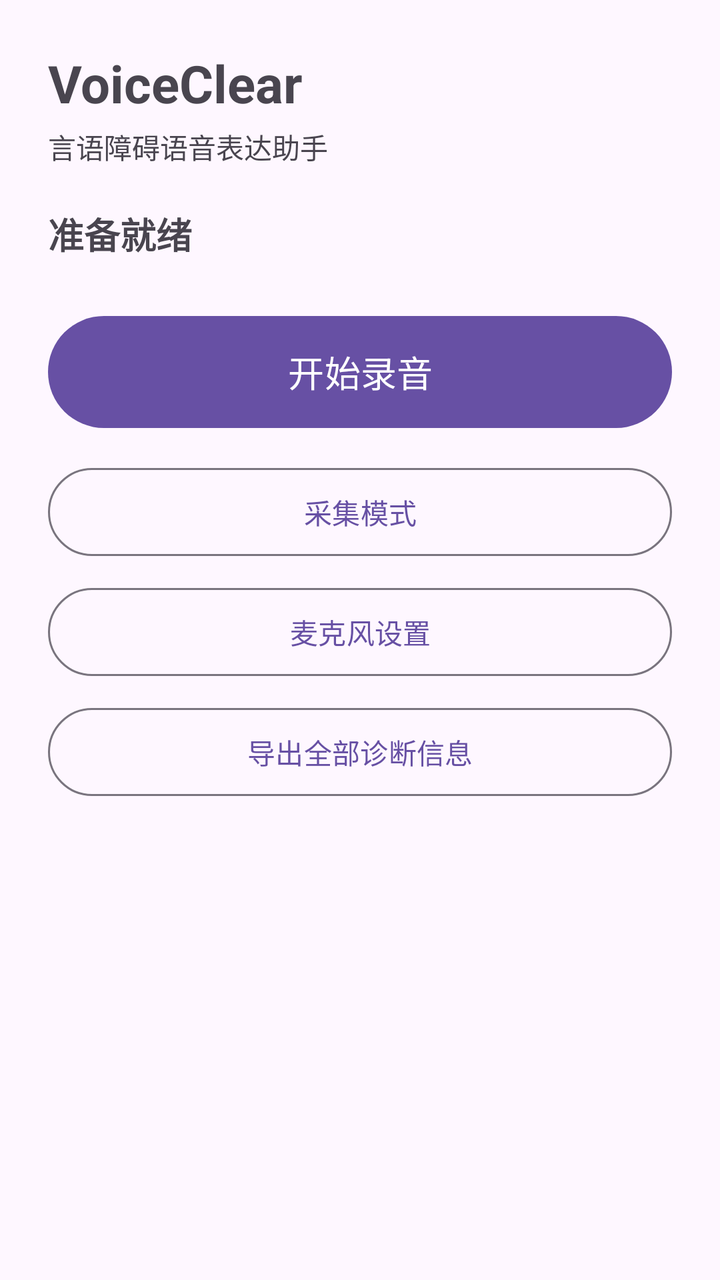
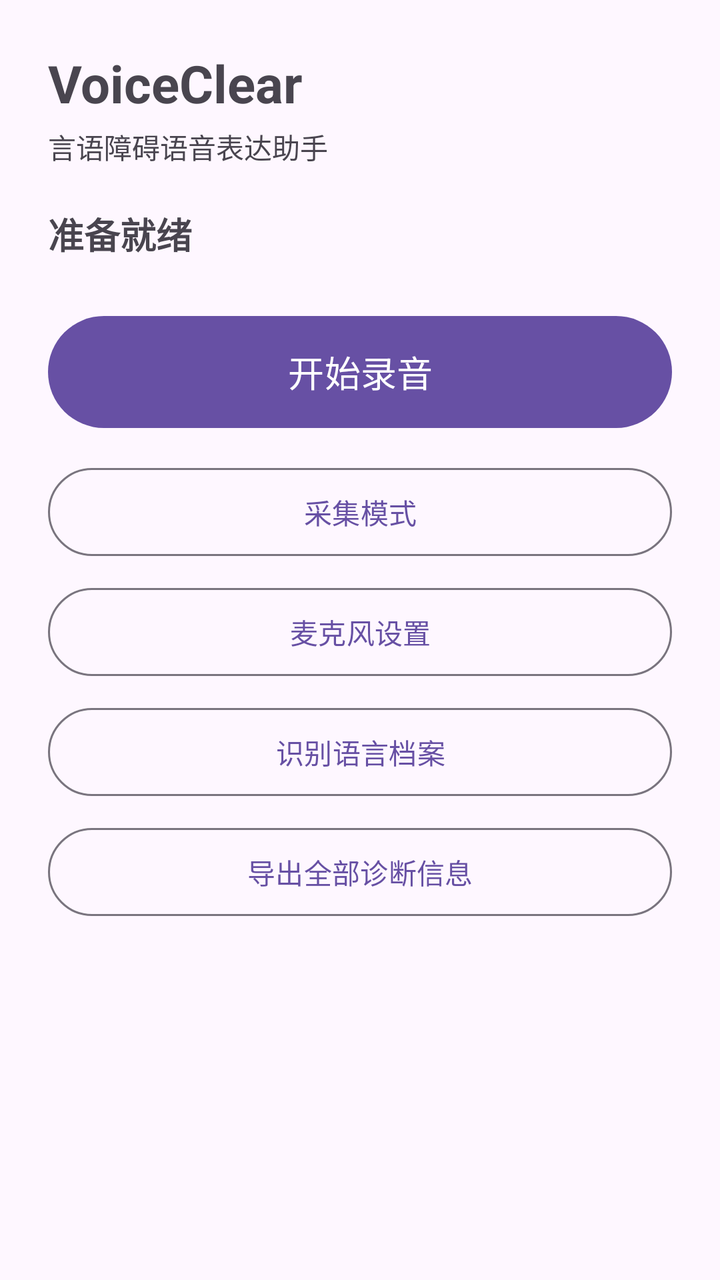

Screens rendered from an Android XML layout before and after an edit, with the pre-edit source and the edit as a unified diff.
<!-- AndroidManifest.xml: application theme Theme.VoiceClear -->
<!-- res/layout/activity_main.xml -->
<?xml version="1.0" encoding="utf-8"?>
<ScrollView xmlns:android="http://schemas.android.com/apk/res/android"
    xmlns:app="http://schemas.android.com/apk/res-auto"
    xmlns:tools="http://schemas.android.com/tools"
    android:layout_width="match_parent"
    android:layout_height="match_parent"
    android:fillViewport="true">

    <LinearLayout
        android:layout_width="match_parent"
        android:layout_height="wrap_content"
        android:orientation="vertical"
        android:padding="24dp">

        <TextView
            android:id="@+id/appTitle"
            android:layout_width="match_parent"
            android:layout_height="wrap_content"
            android:text="@string/app_name"
            android:textSize="26sp"
            android:textStyle="bold" />

        <TextView
            android:id="@+id/appTagline"
            android:layout_width="match_parent"
            android:layout_height="wrap_content"
            android:layout_marginTop="4dp"
            android:text="@string/app_tagline"
            android:textSize="14sp" />

        <TextView
            android:id="@+id/stateText"
            android:layout_width="match_parent"
            android:layout_height="wrap_content"
            android:layout_marginTop="20dp"
            android:accessibilityLiveRegion="polite"
            android:text="@string/state_idle"
            android:textSize="18sp"
            android:textStyle="bold" />

        <TextView
            android:id="@+id/warningText"
            android:layout_width="match_parent"
            android:layout_height="wrap_content"
            android:layout_marginTop="12dp"
            android:textColor="#B3261E"
            android:textSize="14sp"
            android:visibility="gone" />

        <com.google.android.material.button.MaterialButton
            android:id="@+id/recordButton"
            android:layout_width="match_parent"
            android:layout_height="wrap_content"
            android:layout_marginTop="24dp"
            android:minHeight="64dp"
            android:text="@string/btn_start"
            android:textSize="18sp" />

        <com.google.android.material.button.MaterialButton
            android:id="@+id/captureModeButton"
            style="@style/Widget.Material3.Button.OutlinedButton"
            android:layout_width="match_parent"
            android:layout_height="wrap_content"
            android:layout_marginTop="12dp"
            android:minHeight="52dp"
            android:text="@string/capture_title" />

        <com.google.android.material.button.MaterialButton
            android:id="@+id/audioSettingsButton"
            style="@style/Widget.Material3.Button.OutlinedButton"
            android:layout_width="match_parent"
            android:layout_height="wrap_content"
            android:layout_marginTop="8dp"
            android:minHeight="52dp"
            android:text="@string/audio_settings" />

        <com.google.android.material.button.MaterialButton
            android:id="@+id/exportLogButton"
            style="@style/Widget.Material3.Button.OutlinedButton"
            android:layout_width="match_parent"
            android:layout_height="wrap_content"
            android:layout_marginTop="8dp"
            android:minHeight="52dp"
            android:text="@string/export_log" />

        <TextView
            android:id="@+id/modelStatusText"
            android:layout_width="match_parent"
            android:layout_height="wrap_content"
            android:layout_marginTop="16dp"
            android:textSize="13sp" />

        <com.google.android.material.button.MaterialButton
            android:id="@+id/modelSetupButton"
            style="@style/Widget.Material3.Button.OutlinedButton"
            android:layout_width="match_parent"
            android:layout_height="wrap_content"
            android:layout_marginTop="8dp"
            android:minHeight="52dp"
            android:text="@string/model_download_short"
            android:visibility="gone" />

        <com.google.android.material.button.MaterialButton
            android:id="@+id/confirmButton"
            android:layout_width="match_parent"
            android:layout_height="wrap_content"
            android:layout_marginTop="12dp"
            android:minHeight="56dp"
            android:text="@string/btn_confirm"
            android:visibility="gone" />

        <com.google.android.material.button.MaterialButton
            android:id="@+id/originalButton"
            android:layout_width="match_parent"
            android:layout_height="wrap_content"
            android:layout_marginTop="12dp"
            android:minHeight="56dp"
            android:text="@string/btn_play_original"
            android:visibility="gone" />

        <com.google.android.material.button.MaterialButton
            android:id="@+id/cancelButton"
            android:layout_width="match_parent"
            android:layout_height="wrap_content"
            android:layout_marginTop="12dp"
            android:minHeight="56dp"
            android:text="@string/btn_cancel"
            android:visibility="gone" />

        <TextView
            android:id="@+id/textLabel"
            android:layout_width="match_parent"
            android:layout_height="wrap_content"
            android:layout_marginTop="24dp"
            android:text="@string/label_recognized_text"
            android:textSize="14sp"
            android:visibility="gone" />

        <EditText
            android:id="@+id/recognizedText"
            android:layout_width="match_parent"
            android:layout_height="wrap_content"
            android:layout_marginTop="8dp"
            android:autofillHints="none"
            android:gravity="top|start"
            android:hint="@string/hint_recognized_text"
            android:inputType="textMultiLine"
            android:minLines="3"
            android:textSize="18sp"
            android:visibility="gone" />

        <TextView
            android:id="@+id/confidenceText"
            android:layout_width="match_parent"
            android:layout_height="wrap_content"
            android:layout_marginTop="12dp"
            android:textSize="13sp"
            android:visibility="gone" />

    </LinearLayout>
</ScrollView>
<!-- resources referenced by this layout -->
<resources>
  <string name="app_name">VoiceClear</string>
  <string name="app_tagline">言语障碍语音表达助手</string>
  <string name="audio_settings">麦克风设置</string>
  <string name="btn_cancel">取消</string>
  <string name="btn_confirm">确认并播放</string>
  <string name="btn_play_original">播放原始语音</string>
  <string name="btn_start">开始录音</string>
  <string name="capture_title">采集模式</string>
  <string name="export_log">导出全部诊断信息</string>
  <string name="hint_recognized_text">请确认或修改识别出的文字</string>
  <string name="label_recognized_text">识别文本（可修改）</string>
  <string name="model_download_short">下载识别模型</string>
  <string name="state_idle">准备就绪</string>
  <style name="Theme.VoiceClear" parent="Theme.Material3.DayNight.NoActionBar" />
</resources>

<!-- the commit's change to res/layout/activity_main.xml (unified diff, before → after) -->
@@ -73,6 +73,15 @@
             android:layout_marginTop="8dp"
             android:minHeight="52dp"
             android:text="@string/audio_settings" />
+
+        <com.google.android.material.button.MaterialButton
+            android:id="@+id/speechSettingsButton"
+            style="@style/Widget.Material3.Button.OutlinedButton"
+            android:layout_width="match_parent"
+            android:layout_height="wrap_content"
+            android:layout_marginTop="8dp"
+            android:minHeight="52dp"
+            android:text="@string/speech_settings" />
 
         <com.google.android.material.button.MaterialButton
             android:id="@+id/exportLogButton"
<!-- resource entries referenced after the edit -->
@@ -12,6 +12,7 @@
   <string name="hint_recognized_text">请确认或修改识别出的文字</string>
   <string name="label_recognized_text">识别文本（可修改）</string>
   <string name="model_download_short">下载识别模型</string>
+  <string name="speech_settings">识别语言档案</string>
   <string name="state_idle">准备就绪</string>
   <style name="Theme.VoiceClear" parent="Theme.Material3.DayNight.NoActionBar" />
 </resources>
